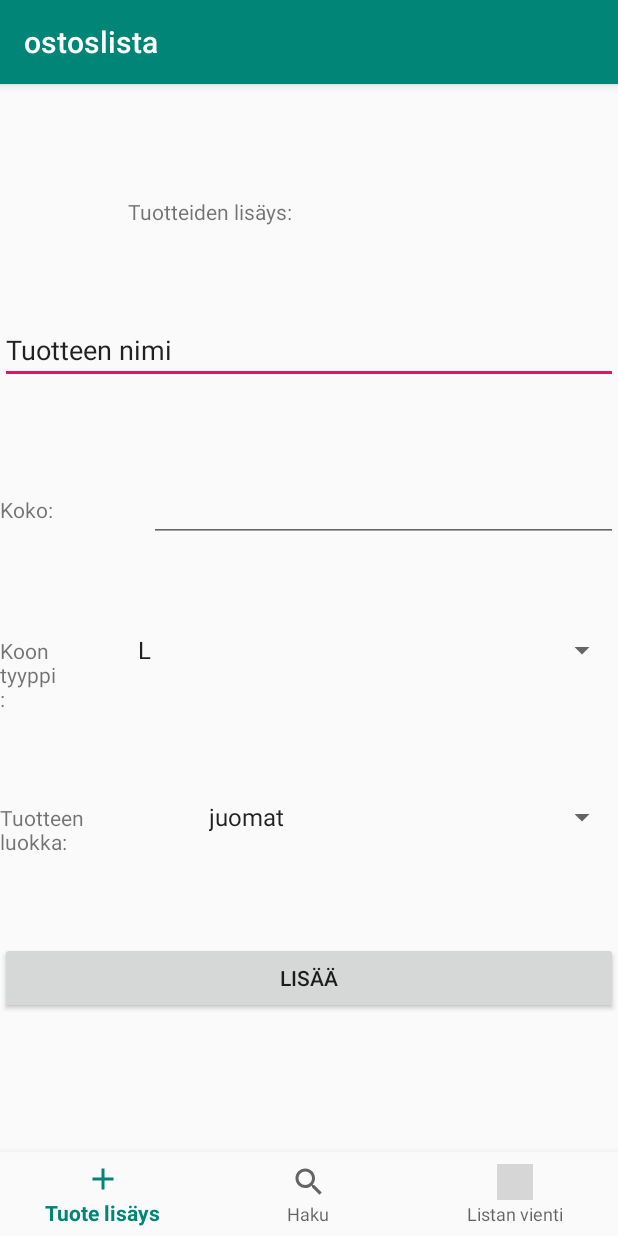
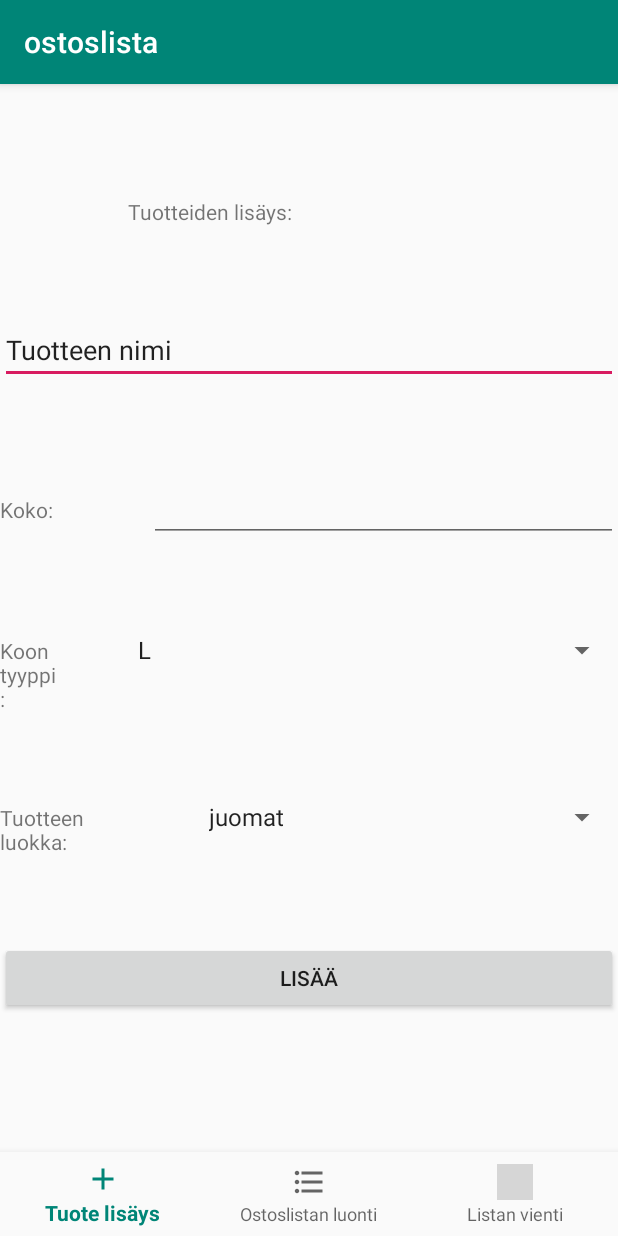
Before and after one commit to Jesse-Stenroth/ostoslista, an Android app: the screen it shows after launch (MainActivity), on a phone screen of 412 x 824 dp. Run offline under Robolectric (Android 15) with nearby library versions, the phone set to English and light mode, and no system bars; grey boxes are pictures that could not be loaded.

Commit message:
icon change

```diff
--- /dev/null
+++ b/app/src/main/res/drawable-anydpi/ic_action_lista.xml
@@ -0,0 +1,10 @@
+<vector xmlns:android="http://schemas.android.com/apk/res/android"
+    android:width="24dp"
+    android:height="24dp"
+    android:viewportWidth="24"
+    android:viewportHeight="24"
+    android:tint="#333333">
+    <path
+        android:fillColor="#FF000000"
+        android:pathData="M4,10.5c-0.83,0 -1.5,0.67 -1.5,1.5s0.67,1.5 1.5,1.5 1.5,-0.67 1.5,-1.5 -0.67,-1.5 -1.5,-1.5zM4,4.5c-0.83,0 -1.5,0.67 -1.5,1.5S3.17,7.5 4,7.5 5.5,6.83 5.5,6 4.83,4.5 4,4.5zM4,16.5c-0.83,0 -1.5,0.68 -1.5,1.5s0.68,1.5 1.5,1.5 1.5,-0.68 1.5,-1.5 -0.67,-1.5 -1.5,-1.5zM7,19h14v-2L7,17v2zM7,13h14v-2L7,11v2zM7,5v2h14L21,5L7,5z"/>
+</vector>
--- a/app/src/main/res/menu/navigation.xml
+++ b/app/src/main/res/menu/navigation.xml
@@ -8,7 +8,7 @@
 
     <item
         android:id="@+id/navigation_dashboard"
-        android:icon="@drawable/ic_action_haku"
+        android:icon="@drawable/ic_action_lista"
         android:title="@string/title_dashboard" />
 
     <item
--- a/app/src/main/res/values/strings.xml
+++ b/app/src/main/res/values/strings.xml
@@ -1,7 +1,7 @@
 <resources>
     <string name="app_name">ostoslista</string>
     <string name="title_home">Tuote lisäys</string>
-    <string name="title_dashboard">Haku</string>
+    <string name="title_dashboard">Ostoslistan luonti</string>
     <string name="title_notifications">Listan vienti</string>
     <string name="AloitusOtsikko">Tuotteiden lisäys:</string>
     <string name="tuotteenNimi">Tuotteen nimi</string>
```
Also changed, not shown: app/src/main/res/drawable-hdpi/ic_action_lista.png (added), app/src/main/res/drawable-mdpi/ic_action_lista.png (added), app/src/main/res/drawable-xhdpi/ic_action_lista.png (added), app/src/main/res/drawable-xxhdpi/ic_action_lista.png (added).
